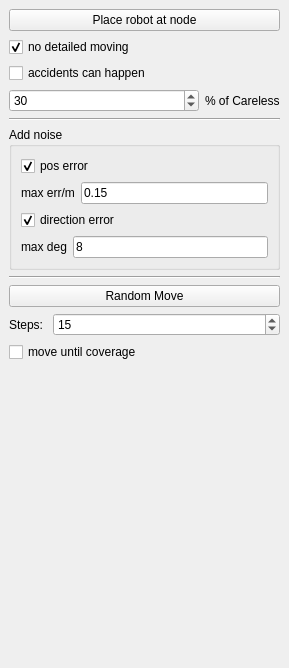
Old version of the form include/tmapping/UI/dockSimulation.ui in the repository StumboEugen/TMapping.
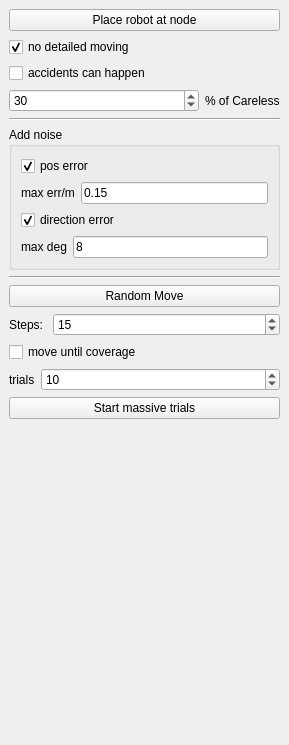
New version of the form.

Patch:
```diff
--- a/include/tmapping/UI/dockSimulation.ui
+++ b/include/tmapping/UI/dockSimulation.ui
@@ -7,7 +7,7 @@
     <x>0</x>
     <y>0</y>
     <width>289</width>
-    <height>668</height>
+    <height>745</height>
    </rect>
   </property>
   <property name="features">
@@ -198,6 +198,43 @@
       </property>
      </widget>
     </item>
+    <item>
+     <layout class="QHBoxLayout" name="horizontalLayout_6">
+      <item>
+       <widget class="QLabel" name="label_5">
+        <property name="text">
+         <string>trials</string>
+        </property>
+       </widget>
+      </item>
+      <item>
+       <widget class="QSpinBox" name="sbTrials">
+        <property name="sizePolicy">
+         <sizepolicy hsizetype="Expanding" vsizetype="Fixed">
+          <horstretch>0</horstretch>
+          <verstretch>0</verstretch>
+         </sizepolicy>
+        </property>
+        <property name="maximum">
+         <number>999</number>
+        </property>
+        <property name="singleStep">
+         <number>10</number>
+        </property>
+        <property name="value">
+         <number>10</number>
+        </property>
+       </widget>
+      </item>
+     </layout>
+    </item>
+    <item>
+     <widget class="QPushButton" name="btnStartMassiveTrail">
+      <property name="text">
+       <string>Start massive trials</string>
+      </property>
+     </widget>
+    </item>
     <item>
      <spacer name="endSpacer">
       <property name="orientation">
```
